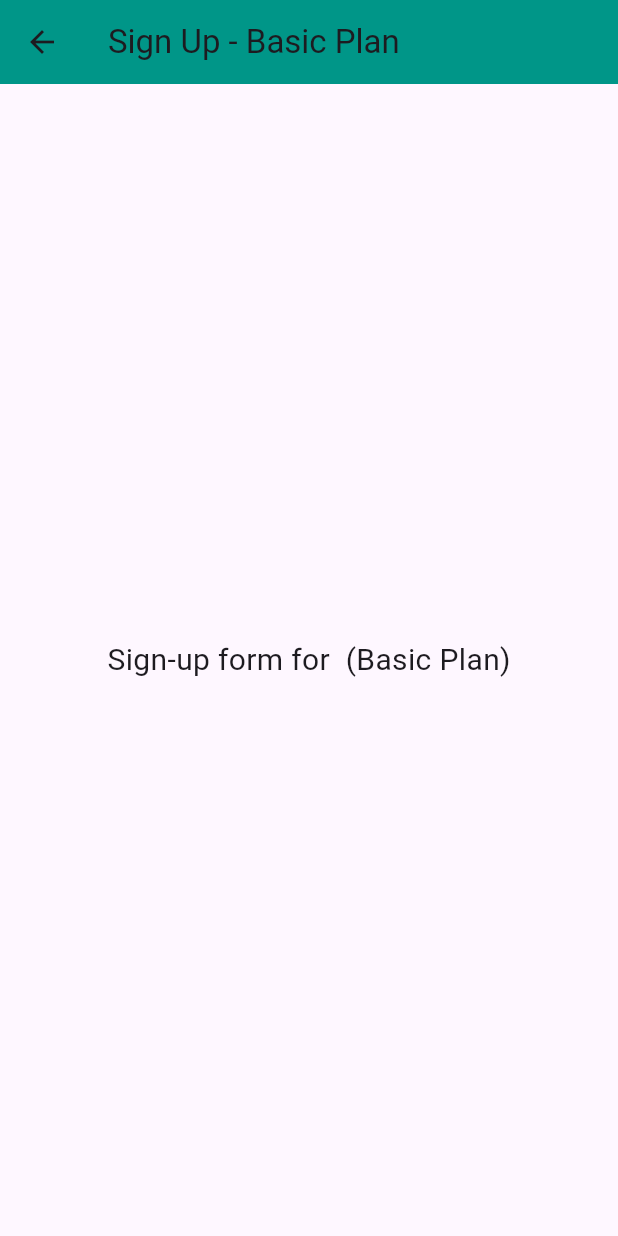
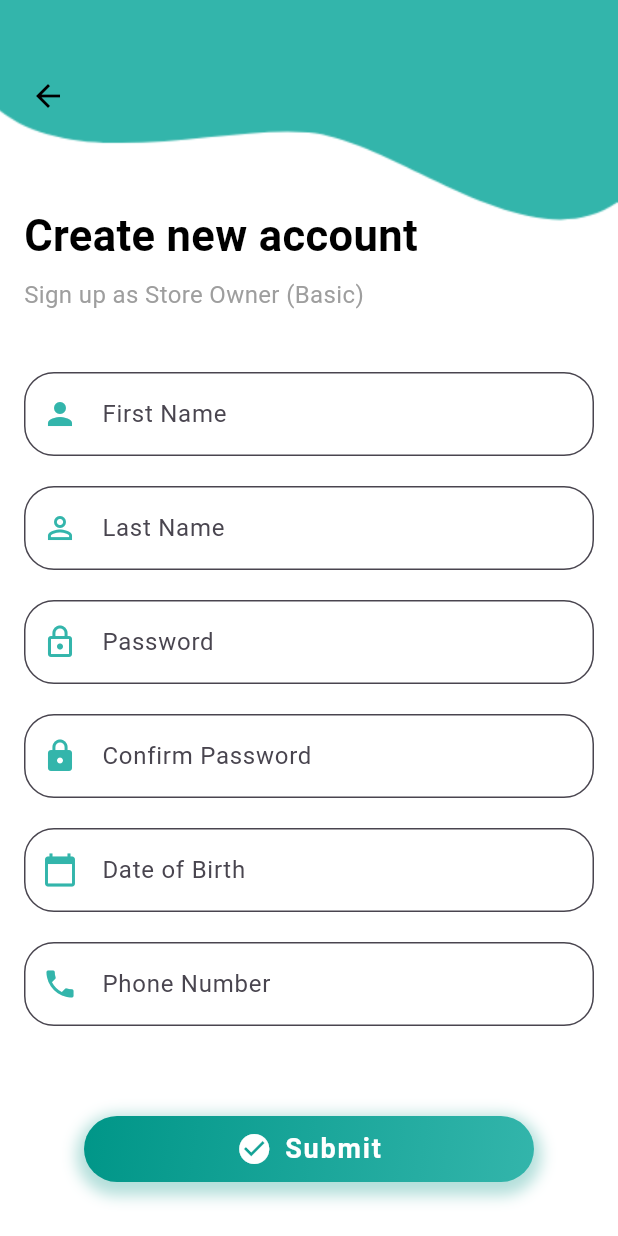
Before and after one commit to DeemaHamoudeh/GP1, a Flutter app: the choosePlanPage screen opened directly with empty values, after a tap on "Start with Basic Plan", on a phone screen of 412 x 824 dp. Run offline on Flutter 3.47's test engine with Material 3 defaults, Android fonts, the phone set to English and light mode, and no system bars; our stand-ins replace shared_preferences; accounts and stored records are empty.

Commit message:
Add SignUp-StoreOwner firstPage

```diff
--- a/lib/views/pages/SignStoreOwner_page.dart
+++ b/lib/views/pages/SignStoreOwner_page.dart
@@ -1,6 +1,9 @@
 import 'package:flutter/material.dart';
+import 'package:flutter/services.dart'; // Import for FilteringTextInputFormatter
+import 'package:frontend/constants/colors.dart';
+import 'choosePlan_page.dart';
 
-class SignUpStoreOwnerPage extends StatelessWidget {
+class SignUpStoreOwnerPage extends StatefulWidget {
   final String role;
   final String plan;
 
@@ -11,129 +14,253 @@ class SignUpStoreOwnerPage extends StatelessWidget {
   }) : super(key: key);
 
   @override
+  State<SignUpStoreOwnerPage> createState() => _SignUpStoreOwnerPageState();
+}
+
+class _SignUpStoreOwnerPageState extends State<SignUpStoreOwnerPage> {
+  final _formKey = GlobalKey<FormState>();
+  bool isPaidAccount = false;
+
+  @override
+  void initState() {
+    super.initState();
+    isPaidAccount = widget.plan.toLowerCase() == "premium";
+  }
+
+  @override
   Widget build(BuildContext context) {
     return Scaffold(
-      appBar: AppBar(
-        title: Text("Sign Up - $plan Plan"),
-        backgroundColor: Colors.teal,
-      ),
-      body: Center(
-        child: Text(
-          "Sign-up form for $role ($plan Plan)",
-          style: const TextStyle(fontSize: 20),
-        ),
+      body: Stack(
+        children: [
+          // Wallpaper
+          Positioned.fill(
+            child: Container(
+              decoration: BoxDecoration(
+                image: DecorationImage(
+                  image: AssetImage("assets/images/logPages/wall3.png"),
+                  fit: BoxFit.cover,
+                ),
+              ),
+            ),
+          ),
+          // Arrow button in top-left corner
+          Positioned(
+            top: 40, // Adjust top space
+            left: 8, // Adjust left space
+            child: IconButton(
+              icon: Icon(Icons.arrow_back, color: Colors.black),
+              onPressed: () {
+                debugPrint("Back button pressed!");
+                if (Navigator.canPop(context)) {
+                  Navigator.pop(context); // Navigate back once
+                } else {
+                  debugPrint("No route to pop");
+                }
+              },
+            ),
+          ),
+          // Form Content inside SingleChildScrollView
+          Positioned(
+            top: 120, // Adjust top space to create margin from the top
+            left: 0,
+            right: 0,
+            bottom: 0,
+            child: SingleChildScrollView(
+              padding: const EdgeInsets.all(16.0),
+              child: Form(
+                key: _formKey,
+                child: Column(
+                  crossAxisAlignment: CrossAxisAlignment.start,
+                  children: [
+                    Column(
+                      crossAxisAlignment: CrossAxisAlignment.start,
+                      children: [
+                        Text(
+                          "Create new account",
+                          style: const TextStyle(
+                            fontSize: 29,
+                            fontWeight: FontWeight.bold,
+                            color: Colors.black,
+                          ),
+                        ),
+                        const SizedBox(height: 8),
+                        Text(
+                          "Sign up as Store Owner (${widget.plan})",
+                          style: const TextStyle(
+                            fontSize: 16,
+                            color: Colors.grey,
+                          ),
+                        ),
+                        const SizedBox(height: 20),
+                      ],
+                    ),
+                    const SizedBox(height: 20),
+                    _buildTextField(
+                      labelText: "First Name",
+                      icon: Icons.person,
+                      validator: (value) => value!.isEmpty
+                          ? "Please enter your first name"
+                          : null,
+                    ),
+                    const SizedBox(height: 20),
+                    _buildTextField(
+                      labelText: "Last Name",
+                      icon: Icons.person_outline,
+                      validator: (value) =>
+                          value!.isEmpty ? "Please enter your last name" : null,
+                    ),
+                    const SizedBox(height: 20),
+                    _buildTextField(
+                      labelText: "Password",
+                      icon: Icons.lock_outline,
+                      isPassword: true,
+                      validator: (value) => value!.length < 6
+                          ? "Password must be at least 6 characters"
+                          : null,
+                    ),
+                    const SizedBox(height: 20),
+                    _buildTextField(
+                      labelText: "Confirm Password",
+                      icon: Icons.lock,
+                      isPassword: true,
+                      validator: (value) => value!.isEmpty
+                          ? "Please confirm your password"
+                          : null,
+                    ),
+                    const SizedBox(height: 20),
+                    _buildTextField(
+                      labelText: "Date of Birth",
+                      icon: Icons.calendar_today,
+                      keyboardType: TextInputType.datetime,
+                      inputFormatters: [
+                        FilteringTextInputFormatter.allow(RegExp(r'[0-9/.-]')),
+                      ],
+                      validator: (value) => value!.isEmpty
+                          ? "Please enter your Date of Birth"
+                          : null,
+                    ),
+                    const SizedBox(height: 20),
+                    _buildTextField(
+                      labelText: "Phone Number",
+                      icon: Icons.phone,
+                      keyboardType: TextInputType.phone,
+                      inputFormatters: [
+                        FilteringTextInputFormatter.digitsOnly,
+                      ],
+                      validator: (value) => value!.isEmpty
+                          ? "Please enter your phone number"
+                          : null,
+                    ),
+                    const SizedBox(height: 40),
+                    Center(
+                      child: ElevatedButton(
+                        onPressed: () {
+                          if (_formKey.currentState!.validate()) {
+                            if (isPaidAccount) {
+                              debugPrint(
+                                  "Proceed to Payment for ${widget.role} (${widget.plan} Plan)");
+                            } else {
+                              debugPrint(
+                                  "Form Submitted for ${widget.role} (${widget.plan} Plan)");
+                            }
+                          }
+                        },
+                        style: ElevatedButton.styleFrom(
+                          padding: const EdgeInsets.symmetric(
+                              horizontal: 40, vertical: 20),
+                          shape: RoundedRectangleBorder(
+                            borderRadius: BorderRadius.circular(30),
+                          ),
+                          backgroundColor: Colors.transparent,
+                        ).copyWith(
+                          shadowColor:
+                              MaterialStateProperty.all(Colors.transparent),
+                        ),
+                        child: Ink(
+                          decoration: BoxDecoration(
+                            gradient: LinearGradient(
+                              colors: [
+                                Colors.teal,
+                                AppColors.basicBackgroundColor,
+                              ],
+                              begin: Alignment.topLeft,
+                              end: Alignment.bottomRight,
+                            ),
+                            borderRadius: BorderRadius.circular(30),
+                            boxShadow: [
+                              BoxShadow(
+                                color: const Color.fromARGB(100, 60, 172, 161),
+                                offset: Offset(0, 4),
+                                blurRadius: 8,
+                                spreadRadius: 5,
+                              ),
+                            ],
+                          ),
+                          child: Container(
+                            constraints:
+                                BoxConstraints(minWidth: 88, minHeight: 44),
+                            alignment: Alignment.center,
+                            child: Row(
+                              mainAxisSize: MainAxisSize.min,
+                              children: [
+                                Icon(Icons.check_circle,
+                                    color: Colors.white, size: 24),
+                                SizedBox(width: 8),
+                                Text(
+                                  isPaidAccount ? "Next" : "Submit",
+                                  style: TextStyle(
+                                    fontSize: 18,
+                                    fontWeight: FontWeight.bold,
+                                    letterSpacing: 1.2,
+                                    color: Colors.white,
+                                  ),
+                                ),
+                              ],
+                            ),
+                          ),
+                        ),
+                      ),
+                    ),
+                  ],
+                ),
+              ),
+            ),
+          ),
+        ],
       ),
     );
   }
+
+  Widget _buildTextField({
+    required String labelText,
+    required IconData icon,
+    bool isPassword = false,
+    TextInputType keyboardType = TextInputType.text,
+    List<TextInputFormatter>? inputFormatters,
+    String? Function(String?)? validator,
+  }) {
+    return TextFormField(
+      decoration: InputDecoration(
+        labelText: labelText,
+        filled: true,
+        fillColor: Colors.white,
+        border: OutlineInputBorder(
+          borderRadius: BorderRadius.circular(20),
+        ),
+        prefixIcon: Icon(
+          icon,
+          color: AppColors.basicBackgroundColor,
+          size: 24,
+        ),
+        contentPadding: const EdgeInsets.symmetric(
+          vertical: 16.0,
+          horizontal: 16.0,
+        ),
+      ),
+      obscureText: isPassword,
+      keyboardType: keyboardType,
+      inputFormatters: inputFormatters,
+      validator: validator,
+    );
+  }
 }
-
-// import 'package:flutter/material.dart';
-
-// class SignUpStoreOwnerPage extends StatelessWidget {
-//   final String role;
-
-//   const SignUpStoreOwnerPage({Key? key, required this.role}) : super(key: key);
-
-//   @override
-//   Widget build(BuildContext context) {
-//     return Scaffold(
-//       body: Stack(
-//         children: [
-//           // Wallpaper background
-//           Container(
-//             decoration: const BoxDecoration(
-//               image: DecorationImage(
-//                 image: AssetImage(
-//                     "assets/images/logPages/SignUp-Wallpaper.png"), // Add your image here
-//                 fit: BoxFit.cover,
-//               ),
-//             ),
-//           ),
-
-//           // Page content
-//           SingleChildScrollView(
-//             child: Padding(
-//               padding: const EdgeInsets.all(20.0),
-//               child: Column(
-//                 crossAxisAlignment: CrossAxisAlignment.start,
-//                 children: [
-//                   const SizedBox(height: 70),
-//                   Center(
-//                     child: Text(
-//                       "Sign Up as $role",
-//                       style: const TextStyle(
-//                         fontSize: 26,
-//                         fontWeight: FontWeight.bold,
-//                         color: Colors.black,
-//                       ),
-//                     ),
-//                   ),
-//                   const SizedBox(height: 20),
-
-//                   // Role-specific fields
-//                   if (role == "Store Owner") ...[
-//                     _buildTextField("Store Name"),
-//                     _buildTextField("Store License"),
-//                   ] else if (role == "Customer") ...[
-//                     _buildTextField("Full Name"),
-//                     _buildTextField("Email"),
-//                   ] else if (role == "Delivery Personnel") ...[
-//                     _buildTextField("Vehicle Type"),
-//                     _buildTextField("License Number"),
-//                   ],
-
-//                   const SizedBox(height: 20),
-
-//                   Center(
-//                     child: ElevatedButton(
-//                       onPressed: () {
-//                         // Add your sign-up logic here
-//                       },
-//                       style: ElevatedButton.styleFrom(
-//                         backgroundColor: Colors.teal,
-//                         shape: RoundedRectangleBorder(
-//                           borderRadius: BorderRadius.circular(18.0),
-//                         ),
-//                         padding: const EdgeInsets.symmetric(
-//                           horizontal: 50,
-//                           vertical: 15,
-//                         ),
-//                       ),
-//                       child: const Text(
-//                         "Sign Up",
-//                         style: TextStyle(color: Colors.white),
-//                       ),
-//                     ),
-//                   ),
-//                 ],
-//               ),
-//             ),
-//           ),
-//         ],
-//       ),
-//     );
-//   }
-
-//   // Helper method to create a text field with consistent styling
-//   Widget _buildTextField(String labelText) {
-//     return Padding(
-//       padding: const EdgeInsets.symmetric(vertical: 10),
-//       child: TextField(
-//         decoration: InputDecoration(
-//           labelText: labelText,
-//           labelStyle: const TextStyle(color: Colors.white),
-//           filled: true,
-//           fillColor: Colors.black.withOpacity(0.5),
-//           border: OutlineInputBorder(
-//             borderRadius: BorderRadius.circular(15.0),
-//           ),
-//           focusedBorder: OutlineInputBorder(
-//             borderSide: const BorderSide(color: Colors.teal, width: 2),
-//             borderRadius: BorderRadius.circular(15.0),
-//           ),
-//         ),
-//         style: const TextStyle(color: Colors.white),
-//       ),
-//     );
-//   }
-// }
--- a/lib/views/pages/choosePlan_page.dart
+++ b/lib/views/pages/choosePlan_page.dart
@@ -131,15 +131,18 @@ class _HoverableCardState extends State<HoverableCard> {
 
   @override
   Widget build(BuildContext context) {
+    debugPrint("Building HoverableCard");
     return MouseRegion(
       onEnter: (_) {
         setState(() {
           _isHovered = true;
+          debugPrint("Hover entered");
         });
       },
       onExit: (_) {
         setState(() {
           _isHovered = false;
+          debugPrint("Hover nott entered");
         });
       },
       child: AnimatedContainer(
@@ -147,23 +150,24 @@ class _HoverableCardState extends State<HoverableCard> {
         curve: Curves.easeInOut,
         decoration: BoxDecoration(
           borderRadius: BorderRadius.circular(10),
-          boxShadow: _isHovered
-              ? [
-                  BoxShadow(
-                    color: widget.isPremium
-                        ? Colors.teal.withOpacity(0.7)
-                        : Colors.grey.withOpacity(0.7),
-                    blurRadius: 15,
-                    spreadRadius: 5,
-                  ),
-                ]
-              : [], // No shadow when not hovered
+          boxShadow: [
+            BoxShadow(
+              color: _isHovered
+                  ? (widget.isPremium
+                      ? Colors.teal.withOpacity(0.7)
+                      : Colors.grey.withOpacity(0.7))
+                  : Colors.grey.withOpacity(0.3),
+              blurRadius: _isHovered ? 15 : 5,
+              spreadRadius: _isHovered ? 5 : 1,
+            ),
+          ],
         ),
         child: Card(
-          elevation: 5, // This is optional if you want the base card elevation
+          elevation: 0,
           color: widget.isPremium ? Colors.teal : Colors.white,
-          shape:
-              RoundedRectangleBorder(borderRadius: BorderRadius.circular(10)),
+          shape: RoundedRectangleBorder(
+            borderRadius: BorderRadius.circular(10),
+          ),
           child: Padding(
             padding: const EdgeInsets.all(16.0),
             child: Column(
--- a/pubspec.yaml
+++ b/pubspec.yaml
@@ -77,6 +77,9 @@ flutter:
     - assets/images/logPages/employee-icon.png
     - assets/images/logPages/customer-icon.png
     - assets/images/logPages/SignUp-Wallpaper.png
+    - assets/images/logPages/wall1.png
+    - assets/images/logPages/wall2.png
+    - assets/images/logPages/wall3.png
 
 
   #   - images/a_dot_ham.jpeg
```
Also changed, not shown: assets/images/logPages/wall1.png (added), assets/images/logPages/wall2.png (added), assets/images/logPages/wall3.png (added).
